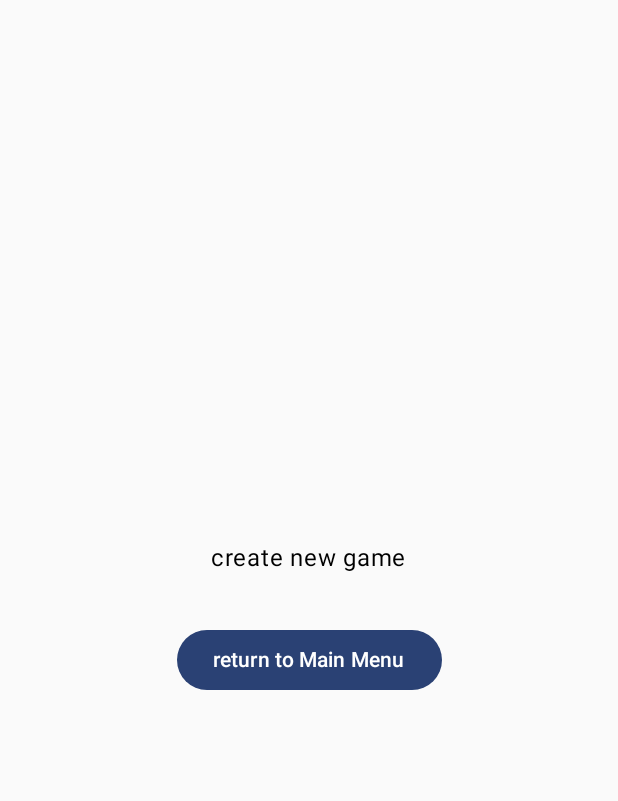
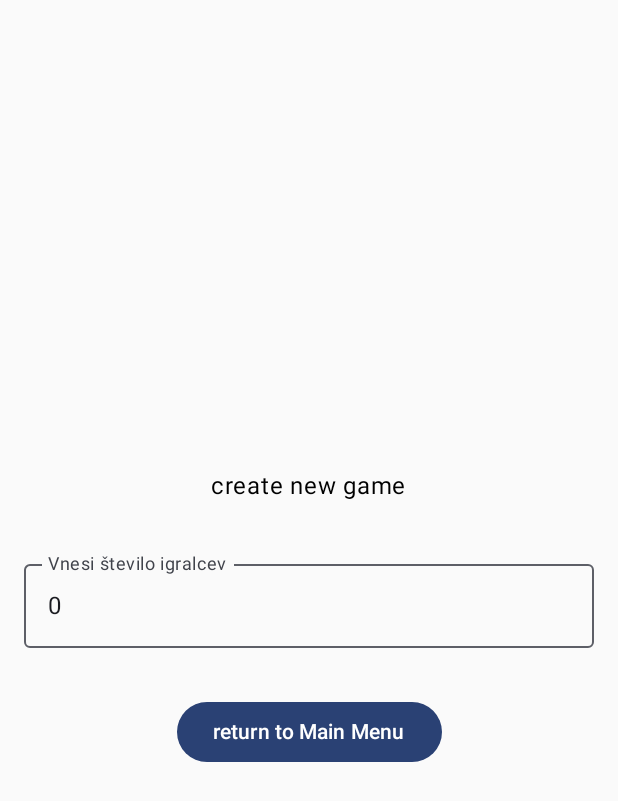
Before and after one commit to marcuss346/RemiCalculator, an Android app built with Jetpack Compose: the NewGameScreen screen opened through its navigation route, on a phone screen of 412 x 824 dp. Shown: the top 801 px of the screen. Run offline under Robolectric (Android 15) with nearby library versions, the phone set to English and light mode, and no system bars.

Commit message:
added and experimented with text feilds

```diff
--- a/app/src/main/java/com/example/remicalculator/ui/HomeScreen.kt
+++ b/app/src/main/java/com/example/remicalculator/ui/HomeScreen.kt
@@ -29,6 +29,8 @@ fun HomeScreen (navController: NavController) {
             text = "Hello world!"
         )
 
+
+
         Spacer(
             modifier = Modifier.height(32.dp)
         )
--- a/app/src/main/java/com/example/remicalculator/ui/NewGameScreen.kt
+++ b/app/src/main/java/com/example/remicalculator/ui/NewGameScreen.kt
@@ -4,13 +4,20 @@ import androidx.compose.foundation.layout.Arrangement
 import androidx.compose.foundation.layout.Column
 import androidx.compose.foundation.layout.Spacer
 import androidx.compose.foundation.layout.fillMaxSize
+import androidx.compose.foundation.layout.fillMaxWidth
 import androidx.compose.foundation.layout.height
 import androidx.compose.foundation.layout.padding
+import androidx.compose.foundation.text.KeyboardOptions
 import androidx.compose.material3.Button
+import androidx.compose.material3.OutlinedTextField
 import androidx.compose.material3.Text
+import androidx.compose.material3.TextField
 import androidx.compose.runtime.Composable
 import androidx.compose.ui.Alignment
 import androidx.compose.ui.Modifier
+import androidx.compose.ui.res.stringResource
+import androidx.compose.ui.text.input.ImeAction
+import androidx.compose.ui.text.input.KeyboardType
 import androidx.compose.ui.unit.dp
 import androidx.navigation.NavController
 
@@ -18,6 +25,7 @@ import androidx.navigation.NavController
 fun NewGameScreen(
     navController: NavController
 ) {
+    var players = "0"
     Column (
         modifier = Modifier
             .fillMaxSize()
@@ -33,6 +41,18 @@ fun NewGameScreen(
             modifier = Modifier.height(32.dp)
         )
 
+        OutlinedTextField(
+            value = players,
+            onValueChange = { players = it },
+            label = { Text(text = "Vnesi število igralcev") },
+            modifier = Modifier.fillMaxWidth(),
+            keyboardOptions = KeyboardOptions(keyboardType = KeyboardType.Number, imeAction = ImeAction.Done)
+        )
+
+        Spacer(
+            modifier = Modifier.height(32.dp)
+        )
+
         Button(onClick = {navController.navigateUp()}) {
             Text(
                 text = "return to Main Menu"
```
